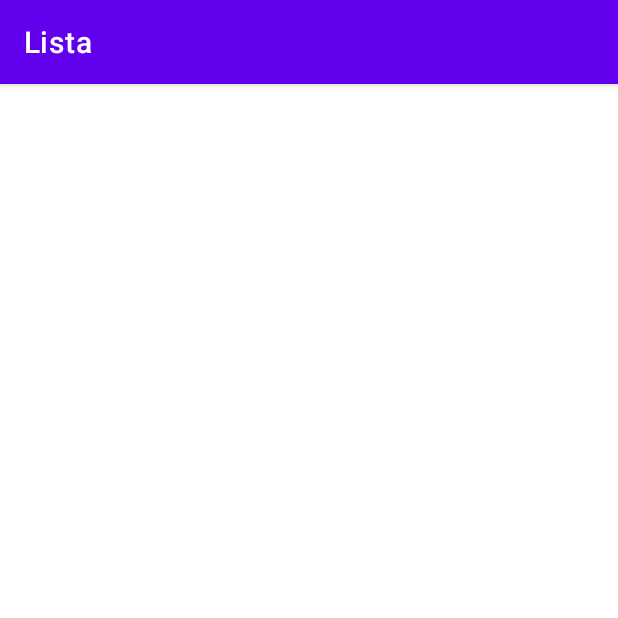
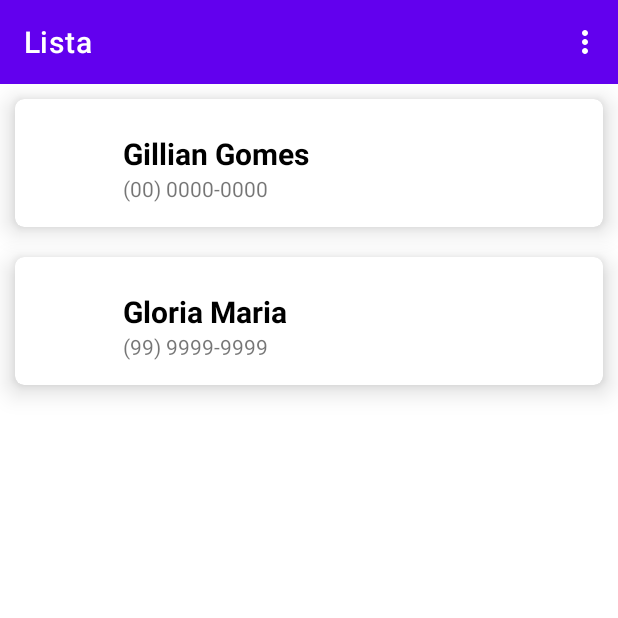
Before and after one commit to brgillian/dioeveriskotlin, an Android app: the screen it shows after launch (MainActivity), on a phone screen of 412 x 824 dp, the top half of it. Run offline under Robolectric (Android 15) with nearby library versions, the phone set to English and light mode, and no system bars; 3 statements that could not run were skipped.

Commit message:
Adicionando menu

```diff
--- a/Lista/app/src/main/java/com/gillian/lista/ContactAdapter.kt
+++ b/Lista/app/src/main/java/com/gillian/lista/ContactAdapter.kt
@@ -6,33 +6,39 @@ import android.view.ViewGroup
 import android.widget.ImageView
 import android.widget.TextView
 import androidx.recyclerview.widget.RecyclerView
+import com.gillian.lista.R.layout.contact_item
 
 class ContactAdapter : RecyclerView.Adapter<ContactAdapter.ContactAdapterViewHolder>(){
 
     private val list: MutableList<Contact> = mutableListOf()
 
+    // Criação da view
     override fun onCreateViewHolder(parent: ViewGroup, viewType: Int):ContactAdapterViewHolder {
-        val view = LayoutInflater.from(parent.context).inflate(R.layout.contact_item,parent,false)
+        val view = LayoutInflater.from(parent.context).inflate(contact_item,parent,false)
         return ContactAdapterViewHolder(view)
     }
 
+    // Populando a view
     override fun onBindViewHolder(holder:ContactAdapterViewHolder, position: Int) {
         holder.bind(list[position])
     }
 
+    // Pegando o tamanho da lista
+    override fun getItemCount(): Int {
+       return list.size
+    }
+
+    // Passa a lista externa para dentro do Adapter
     fun updateList(list:List<Contact>){
         this.list.clear()
         this.list.addAll(list)
         notifyDataSetChanged()
     }
 
-    override fun getItemCount(): Int {
-       return list.size
-    }
     class ContactAdapterViewHolder (itemView: View): RecyclerView.ViewHolder(itemView){
         private val tvName: TextView = itemView.findViewById(R.id.tv_name)
         private val tvTelefone: TextView = itemView.findViewById(R.id.tv_telefone)
-        private val ivFoto:ImageView = itemView.findViewById(R.id.iv_foto)
+        private val ivFoto: ImageView = itemView.findViewById(R.id.iv_foto)
 
         fun bind(contact:Contact){
             tvName.text = contact.nome
--- a/Lista/app/src/main/java/com/gillian/lista/MainActivity.kt
+++ b/Lista/app/src/main/java/com/gillian/lista/MainActivity.kt
@@ -2,19 +2,88 @@ package com.gillian.lista
 
 import androidx.appcompat.app.AppCompatActivity
 import android.os.Bundle
+import android.view.Menu
+import android.view.MenuInflater
+import android.view.MenuItem
+import android.view.View
+import android.widget.Toast
+import androidx.appcompat.app.ActionBarDrawerToggle
+import androidx.appcompat.widget.Toolbar
+import androidx.drawerlayout.widget.DrawerLayout
+import androidx.recyclerview.widget.LinearLayoutManager
 import androidx.recyclerview.widget.RecyclerView
 
 class MainActivity : AppCompatActivity() {
     private val rvList: RecyclerView by lazy {
         findViewById<RecyclerView>(R.id.rv_list)
     }
+
+    private val adapter = ContactAdapter()
+
     override fun onCreate(savedInstanceState: Bundle?) {
         super.onCreate(savedInstanceState)
         setContentView(R.layout.activity_main)
 
+        initDrawer()
         bindViews()
+        updateList()
     }
+
+    // inicialização do drawerlayout
+    private fun initDrawer(){
+        val drawerLayout = findViewById<View>(R.id.drawer_layout) as DrawerLayout
+        val toolbar = findViewById<Toolbar>(R.id.toolbar)
+        setSupportActionBar(toolbar)
+
+        var toggle = ActionBarDrawerToggle(this, drawerLayout, toolbar, R.string.open_drawer, R.string.close_drawer)
+        drawerLayout.addDrawerListener(toggle)
+        toggle.syncState()
+    }
+
+    // instância o recyclerview
     private fun bindViews(){
+        rvList.adapter = adapter
+        rvList.layoutManager = LinearLayoutManager(this)
+    }
 
+    private fun updateList(){
+        adapter.updateList(
+            arrayListOf(
+                    Contact(
+                            "Gillian Gomes",
+                            "(00) 0000-0000",
+                            "img.png"
+                    ),
+                    Contact(
+                            "Gloria Maria",
+                            "(99) 9999-9999",
+                            "img2.png"
+                    )
+            )
+        )
+    }
+
+    private fun showToast(menssage:String){
+        Toast.makeText(this, menssage, Toast.LENGTH_SHORT).show()
+    }
+
+    override fun onCreateOptionsMenu(menu: Menu?): Boolean {
+        val inflater: MenuInflater = menuInflater
+        inflater.inflate(R.menu.menu, menu)
+        return true
+    }
+
+    override fun onOptionsItemSelected(item: MenuItem): Boolean {
+        return when(item.itemId){
+            R.id.item_menu_1 -> {
+                showToast("Exibindo item de menu 1")
+                true
+            }
+            R.id.item_menu_2 ->{
+                showToast("Exibindo item de menu 2")
+                true
+            }
+            else -> super.onOptionsItemSelected(item)
+        }
     }
 }
--- a/Lista/app/src/main/res/layout/activity_main.xml
+++ b/Lista/app/src/main/res/layout/activity_main.xml
@@ -6,11 +6,23 @@
     android:layout_height="match_parent"
     tools:context=".MainActivity">
 
+    <androidx.appcompat.widget.Toolbar
+        android:id="@+id/toolbar"
+        android:layout_width="match_parent"
+        android:layout_height="?attr/actionBarSize"
+        android:background="?attr/colorPrimary"
+        app:title="@string/app_name"
+        android:theme="@style/ThemeOverlay.AppCompat.Dark.ActionBar"
+        app:layout_constraintTop_toTopOf="parent"
+        app:layout_constraintStart_toStartOf="parent"
+        app:layout_constraintEnd_toEndOf="parent"
+        />
+
     <androidx.recyclerview.widget.RecyclerView
         android:id="@+id/rv_list"
         android:layout_height="0dp"
         android:layout_width="0dp"
-        app:layout_constraintTop_toTopOf="parent"
+        app:layout_constraintTop_toBottomOf="@+id/toolbar"
         app:layout_constraintStart_toStartOf="parent"
         app:layout_constraintEnd_toEndOf="parent"
         app:layout_constraintBottom_toBottomOf="parent"
--- a/Lista/app/src/main/res/layout/contact_item.xml
+++ b/Lista/app/src/main/res/layout/contact_item.xml
@@ -1,7 +1,10 @@
 <?xml version="1.0" encoding="utf-8"?>
 <androidx.cardview.widget.CardView xmlns:android="http://schemas.android.com/apk/res/android"
     android:layout_width="match_parent"
-    android:layout_height="match_parent"
+    android:layout_height="wrap_content"
+    app:cardElevation="10dp"
+    android:layout_margin="10dp"
+    app:cardCornerRadius="6dp"
     xmlns:app="http://schemas.android.com/apk/res-auto"
     xmlns:tools="http://schemas.android.com/tools">
 
--- /dev/null
+++ b/Lista/app/src/main/res/menu/menu.xml
@@ -0,0 +1,7 @@
+<?xml version="1.0" encoding="utf-8"?>
+<menu xmlns:android="http://schemas.android.com/apk/res/android">
+    <item android:id="@+id/item_menu_1"
+        android:title="@string/menu_1"/>
+    <item android:id="@+id/item_menu_2"
+        android:title="@string/menu_2" />
+</menu>
--- a/Lista/app/src/main/res/values/strings.xml
+++ b/Lista/app/src/main/res/values/strings.xml
@@ -1,4 +1,10 @@
 <resources>
     <string name="app_name">Lista</string>
-    <string name="iv_foto_content_description">descricao</string>
+    <string name="iv_foto_content_description">Foto do Contato</string>
+    <string name="menu_1">Menu 1</string>
+    <string name="menu_2">Menu 2</string>
+
+    <string name="open_drawer">Abrir</string>
+    <string name="close_drawer">Fechar</string>
+
 </resources>
--- a/Lista/app/src/main/res/values/themes.xml
+++ b/Lista/app/src/main/res/values/themes.xml
@@ -1,6 +1,6 @@
 <resources xmlns:tools="http://schemas.android.com/tools">
     <!-- Base application theme. -->
-    <style name="Theme.Lista" parent="Theme.MaterialComponents.DayNight.DarkActionBar">
+    <style name="Theme.Lista" parent="Theme.MaterialComponents.DayNight.NoActionBar">
         <!-- Primary brand color. -->
         <item name="colorPrimary">@color/purple_500</item>
         <item name="colorPrimaryVariant">@color/purple_700</item>
```
Also changed, not shown: Lista/app/src/main/res/layout/drawer_menu.xml (added, +19 -0 lines).
